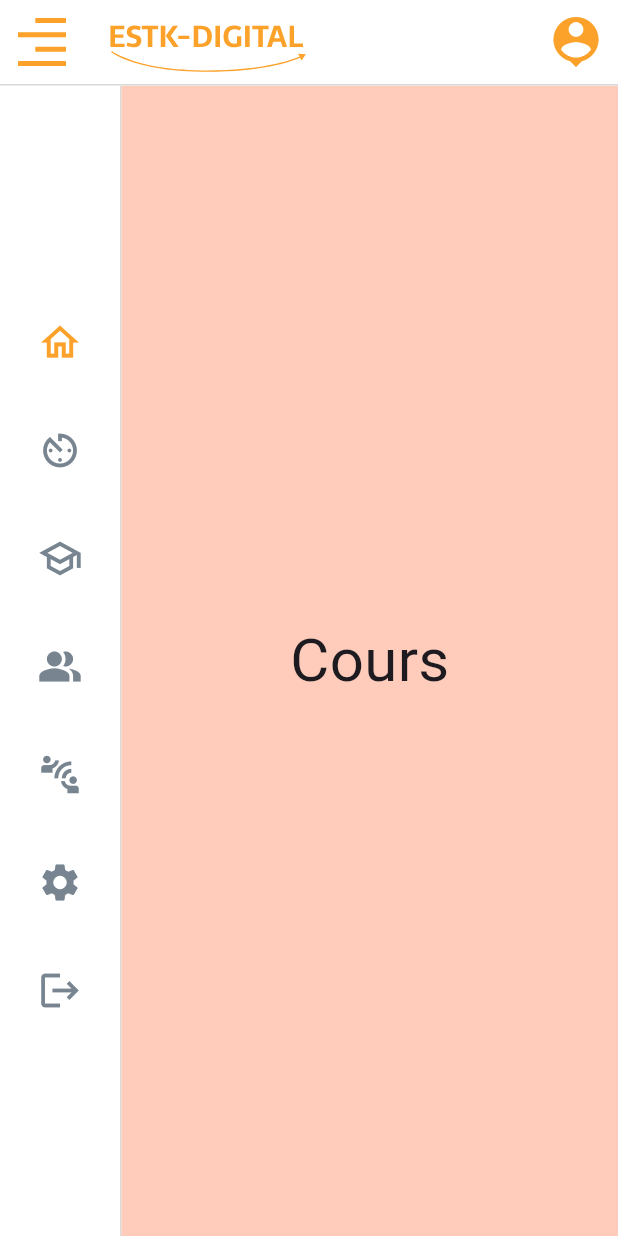
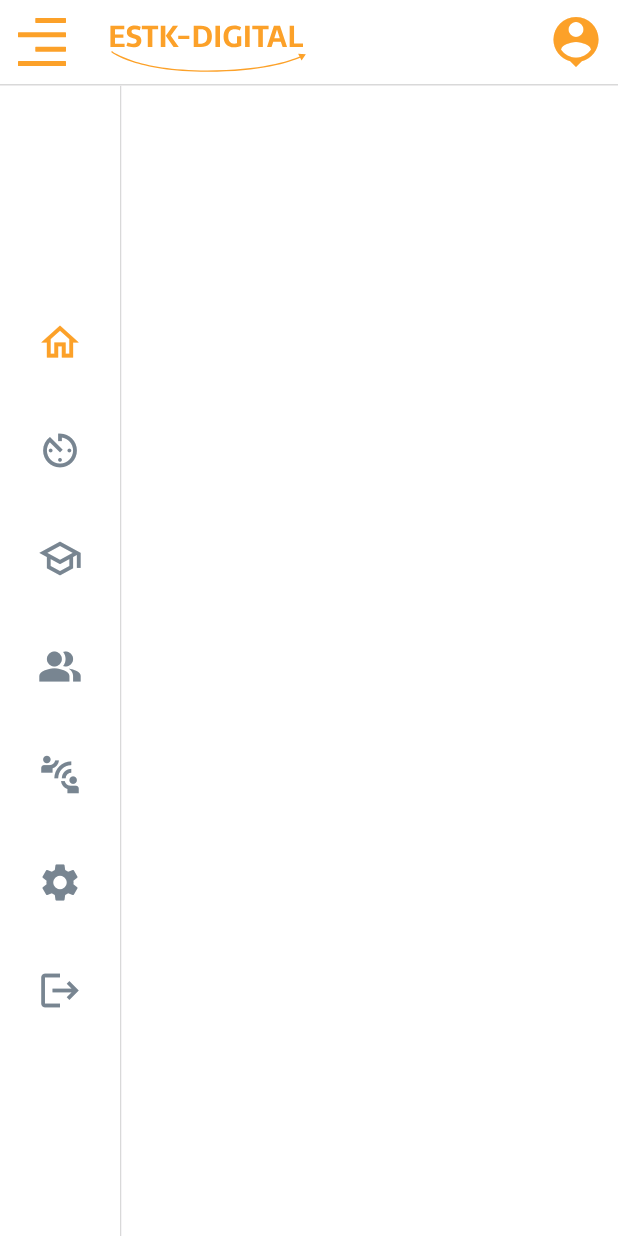
Before and after one commit to SalimZ04/estk_pfe, a Flutter app: the screen it shows after launch, on a phone screen of 412 x 824 dp. Run offline on Flutter 3.47's test engine with Material 3 defaults, Android fonts, the phone set to English and light mode, and no system bars; our stand-ins replace animate_do, firebase_auth, firebase_core, flutter_svg, fluttertoast, sqflite; accounts and stored records are empty.

Commit message:
-(printer les resultats , dans la page cours)

```diff
--- a/lib/pages/prof_page.dart
+++ b/lib/pages/prof_page.dart
@@ -24,14 +24,14 @@ class ProfPage extends StatefulWidget {
 class _ProfPageState extends State<ProfPage> {
   final List<Widget> _screens = [
     Container(
-      color: Colors.deepOrange.shade100,
+      color: Colors.white,
       alignment: Alignment.center,
-      child: const Text(
-        'Cours',
+      child: Text(
+        '',
         style: TextStyle(fontSize: 40),
       ),
     ),
-    const CoursWidget(),
+    CoursWidget(),
     Container(
       color: Colors.blue.shade100,
       alignment: Alignment.center,
--- a/pubspec.yaml
+++ b/pubspec.yaml
@@ -53,6 +53,7 @@ dev_dependencies:
 =======
   path_provider:
   csv :
+  shared_preferences:
   #firebase_core:
 >>>>>>> 651a36996f165aad8d4382d9ef05cf5b4973e654
   cloud_firestore:
```
Also changed, not shown: lib/widget/cours_widget.dart (+8 -1 lines), pubspec.lock.
